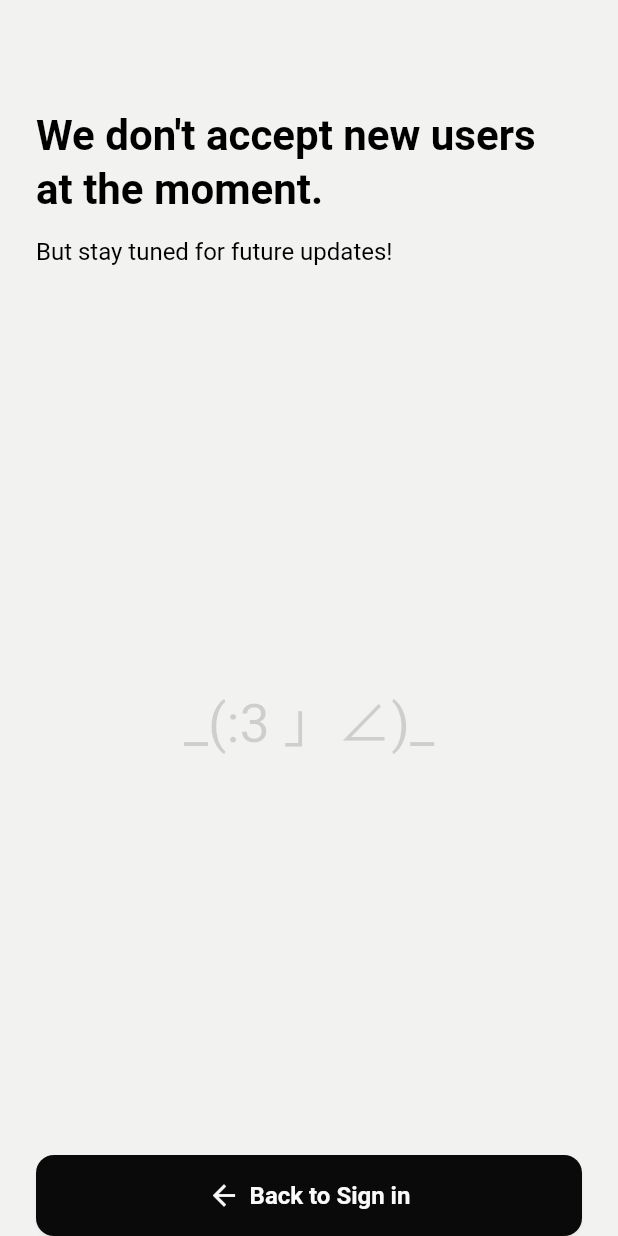
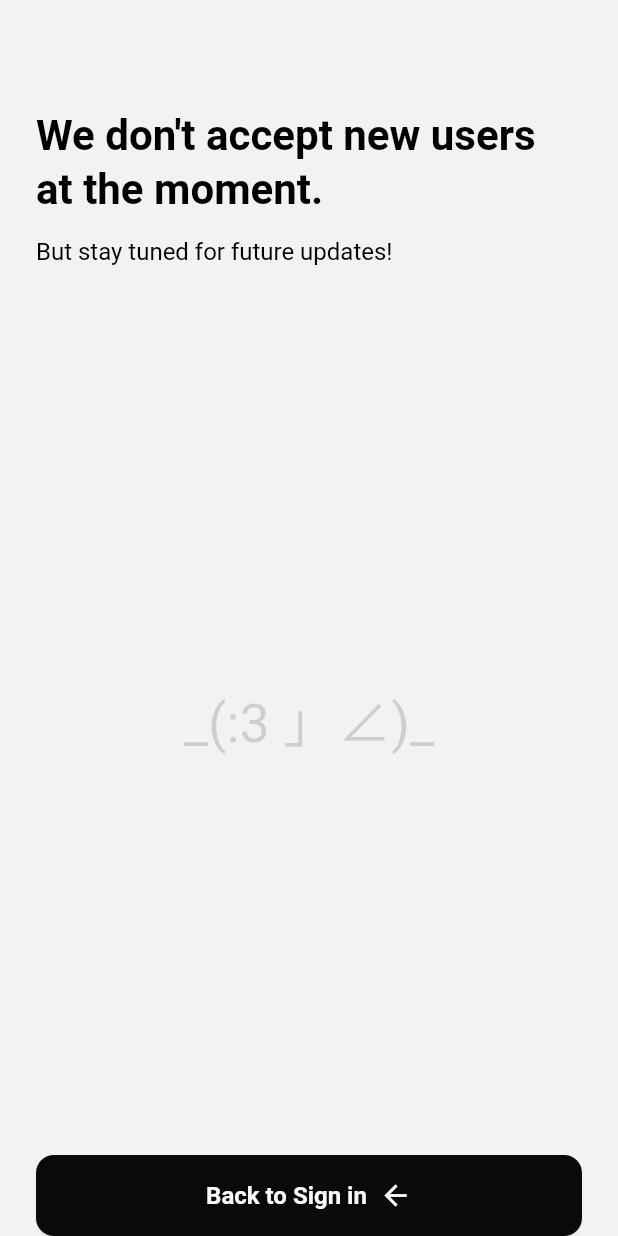
Before and after one commit to sunenvidiado-nx/where-im-at-app, a Flutter app: the RegisterScreen screen opened by its route, on a phone screen of 412 x 824 dp. Run offline on Flutter 3.47's test engine with Material 3 defaults, Android fonts, the phone set to English and light mode, and no system bars; our stand-ins replace adaptive_dialog, cached_network_image, cloud_firestore, dart_mappable, dio, envied and 18 more; missing offline and left inert: flutter_keyboard_visibility_temp_fork, flutter_map_cached_tile_provider; accounts and stored records are empty; generated files the repository leaves out were written again; statements that could not run were skipped.

Commit message:
feat: 💄 Update button styles

```diff
--- a/lib/app/themes/app_theme.dart
+++ b/lib/app/themes/app_theme.dart
@@ -112,6 +112,7 @@ abstract class AppTheme {
   ElevatedButtonThemeData get _elevatedButtonTheme {
     return ElevatedButtonThemeData(
       style: ElevatedButton.styleFrom(
+        iconColor: _colorScheme.surface,
         backgroundColor: _colorScheme.primary,
         foregroundColor: _colorScheme.surface,
         padding: const EdgeInsets.symmetric(vertical: 16, horizontal: 24),
--- a/lib/l10n/app_en.arb
+++ b/lib/l10n/app_en.arb
@@ -50,6 +50,7 @@
       }
     }
   },
-  "userMarkerInfoShowWayButton": "Show way",
-  "you": "you"
+  "userMarkerInfoActionButton": "Get directions",
+  "you": "you",
+  "goBack": "Go back"
 }
--- a/lib/ui/features/register/register_screen.dart
+++ b/lib/ui/features/register/register_screen.dart
@@ -46,20 +46,11 @@ class RegisterScreen extends StatelessWidget {
       bottomNavigationBar: SafeArea(
         child: Padding(
           padding: const EdgeInsets.symmetric(horizontal: 24),
-          child: ElevatedButton(
+          child: ElevatedButton.icon(
             onPressed: context.pop,
-            child: Row(
-              mainAxisSize: MainAxisSize.min,
-              children: [
-                Icon(
-                  Icons.arrow_back,
-                  size: 22,
-                  color: context.colorScheme.surface,
-                ),
-                const SizedBox(width: 6),
-                Text(context.l10n.registerBackToSignIn),
-              ],
-            ),
+            label: Text(context.l10n.registerBackToSignIn),
+            icon: const Icon(Icons.arrow_back, size: 22),
+            iconAlignment: IconAlignment.end,
           ),
         ),
       ),
--- a/lib/ui/features/set_up_profile/set_up_profile_screen.dart
+++ b/lib/ui/features/set_up_profile/set_up_profile_screen.dart
@@ -193,7 +193,7 @@ class _SetUpProfileScreenState extends State<SetUpProfileScreen> {
     return SafeArea(
       child: Padding(
         padding: const EdgeInsets.symmetric(horizontal: 24),
-        child: ElevatedButton(
+        child: ElevatedButton.icon(
           onPressed: isLoading
               ? null
               : () {
@@ -201,7 +201,9 @@ class _SetUpProfileScreenState extends State<SetUpProfileScreen> {
                     _cubit.updateUserInfo(_usernameController.text);
                   }
                 },
-          child: Text(context.l10n.setUpProfileSetupButton),
+          label: Text(context.l10n.setUpProfileSetupButton),
+          icon: const Icon(Icons.arrow_forward, size: 22),
+          iconAlignment: IconAlignment.end,
         ),
       ),
     );
```
Also changed, not shown: lib/ui/features/login/login_screen.dart (+4 -13 lines), lib/ui/features/user_marker_info/user_marker_info_bottom_sheet.dart (+37 -17 lines).
